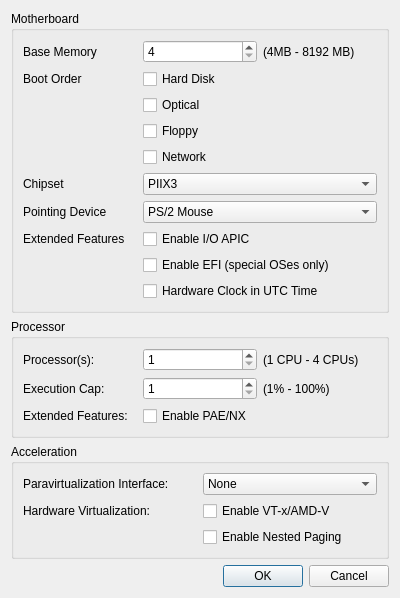
Qt form Screens/Interfaces/machineSettings.ui (Practicum-Team-3/BlackHole) before a commit.
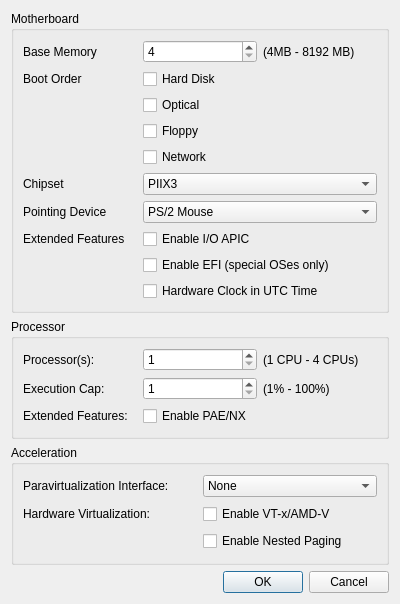
The same form after that commit.

```diff
--- a/Screens/Interfaces/machineSettings.ui
+++ b/Screens/Interfaces/machineSettings.ui
@@ -7,7 +7,7 @@
     <x>0</x>
     <y>0</y>
     <width>400</width>
-    <height>594</height>
+    <height>604</height>
    </rect>
   </property>
   <property name="windowTitle">
```
Left out of the diff: 3 changed lines with no effect on the pictures.
